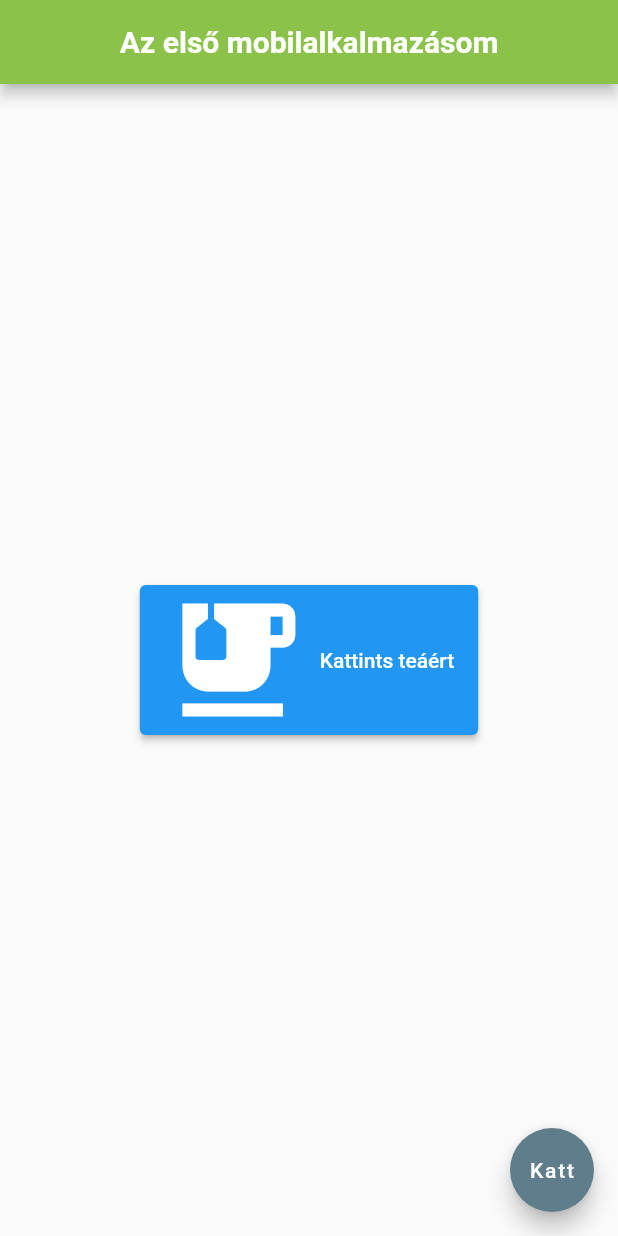
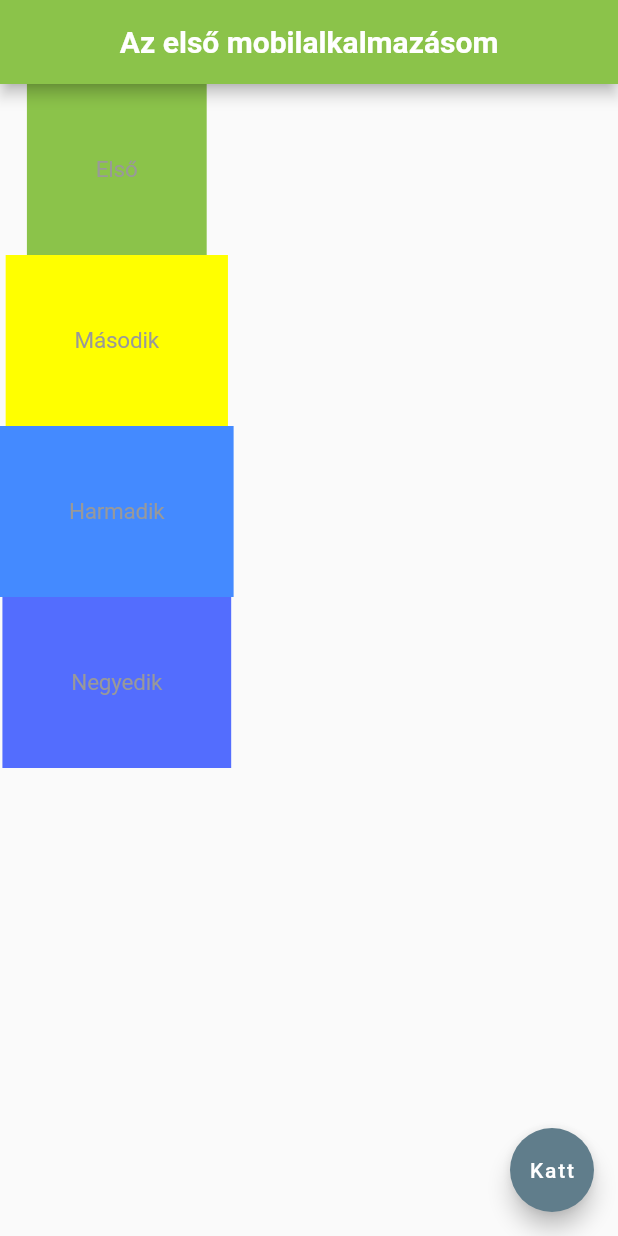
Before and after one commit to kobanya/mobilalkalmazas, a Flutter app: the screen it shows after launch, on a phone screen of 412 x 824 dp. Run offline on Flutter 3.47's test engine with Material 2 defaults, Android fonts, the phone set to English and light mode, and no system bars.

Commit message:
Oszlopban elhelyezett conténer és Widgwt

```diff
--- a/lib/main.dart
+++ b/lib/main.dart
@@ -1,3 +1,4 @@
+import 'package:flutter/cupertino.dart';
 import 'package:flutter/material.dart';
 
 void main() => runApp(MaterialApp(
@@ -20,26 +21,43 @@ class Kezdo extends StatelessWidget {
             backgroundColor: Colors.lightGreen,
 // az alakalmazás teste, beállításokkal
           ),
-          body:  Center (
-            // gomb beillesztése
-            child: ElevatedButton.icon(
-              onPressed: () {},
-                icon: Icon(
-                  Icons.emoji_food_beverage,
-                  size: 100.0
-                ),
-                label: Text('Kattints teáért'),
+          // Oszloppban elhelyezet Widget-ek
+          body:  Column(
+
+            children: <Widget> [
+              Container(
+                padding: EdgeInsets.all(30.0),
+                color: Colors.lightGreen,
+                child: CupertinoTextSelectionToolbarButton.text(text: 'Első'),
+              ),
+              Container(
+                padding: EdgeInsets.all(30.0),
+                color: Colors.yellowAccent,
+                child: CupertinoTextSelectionToolbarButton.text(text: 'Második'),
+              ),
+              Container(
+                padding: EdgeInsets.all(30.0),
+                color: Colors.blueAccent,
+                child: CupertinoTextSelectionToolbarButton.text(text: 'Harmadik'),
+              ),
+              Container(
+                padding: EdgeInsets.all(30.0),
+                color: Colors.indigoAccent,
+                child: CupertinoTextSelectionToolbarButton.text(text: 'Negyedik'),
+              ),
+
+            ],
+          ),
 
 
-            ),
-          ),
 
 
           floatingActionButton: FloatingActionButton(
             onPressed: () {  },
             backgroundColor:  Colors.blueGrey,
-            child: const Text("Katt"),
-          ));
+            child: Text("Katt"),
+          ),
+          );
 
       }
     }
```
